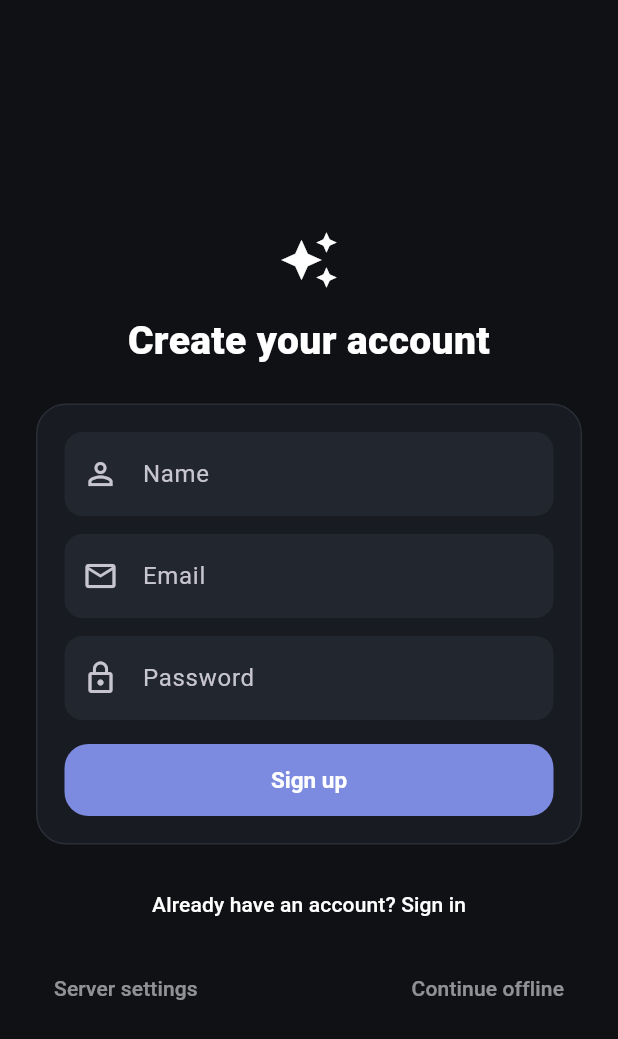
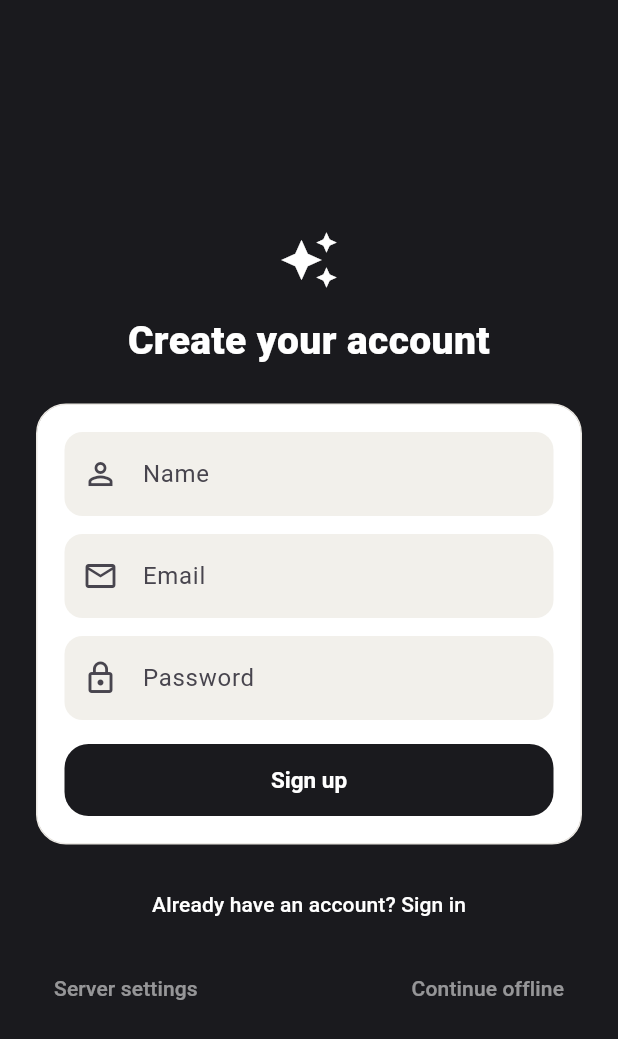
Before and after one commit to gearupae/PA-APP, a Flutter app: the screen it shows after launch, on a phone screen of 412 x 824 dp. Shown: the top 1039 px of the screen. Run offline on Flutter 3.47's test engine with Material 3 defaults, Android fonts, the phone set to English and light mode, and no system bars; our stand-ins replace permission_handler, shared_preferences, speech_to_text, wakelock_plus.

Commit message:
style(mobile): light reference palette in soft-lilac/violet
Back to the liked light aesthetic (black header, black "Action needed"
card, white shadowed cards, grey pill tags, pastel bottom bar, red mic)
but recoloured from blue to a soft lilac/violet family: lilac bottom
bar, violet icon chips and accents. Reverts the dark fills on the hero,
profile header and auth background.

Co-Authored-By: Claude Opus 4.8 <noreply@anthropic.com>

```diff
--- a/apps/mobile/lib/main.dart
+++ b/apps/mobile/lib/main.dart
@@ -26,7 +26,7 @@ class PaApp extends StatelessWidget {
     return MaterialApp(
       title: 'PA-APP',
       debugShowCheckedModeBanner: false,
-      theme: AppTheme.dark(),
+      theme: AppTheme.light(),
       home: RootGate(state: state, store: store),
     );
   }
--- a/apps/mobile/lib/screens/auth_screen.dart
+++ b/apps/mobile/lib/screens/auth_screen.dart
@@ -85,7 +85,7 @@ class _AuthScreenState extends State<AuthScreen> {
   @override
   Widget build(BuildContext context) {
     return Scaffold(
-      backgroundColor: AppColors.bg,
+      backgroundColor: AppColors.ink,
       body: SafeArea(
         child: Center(
           child: SingleChildScrollView(
--- a/apps/mobile/lib/screens/dashboard_screen.dart
+++ b/apps/mobile/lib/screens/dashboard_screen.dart
@@ -56,8 +56,15 @@ class DashboardScreen extends StatelessWidget {
   Widget _actionNeeded(int reminders, int todos) => Container(
         padding: const EdgeInsets.all(20),
         decoration: BoxDecoration(
-          color: AppColors.accentSoft,
+          color: AppColors.ink,
           borderRadius: BorderRadius.circular(AppTheme.radius),
+          boxShadow: [
+            BoxShadow(
+              color: AppColors.ink.withValues(alpha: 0.22),
+              blurRadius: 20,
+              offset: const Offset(0, 10),
+            ),
+          ],
         ),
         child: Row(
           children: [
@@ -67,14 +74,16 @@ class DashboardScreen extends StatelessWidget {
                 children: [
                   const Text('Action needed',
                       style: TextStyle(
-                          color: AppColors.ink,
+                          color: Colors.white,
                           fontSize: 19,
                           fontWeight: FontWeight.w800,
                           letterSpacing: -0.3)),
                   const SizedBox(height: 5),
                   Text(
                     '$reminders reminders · $todos to-dos',
-                    style: const TextStyle(color: AppColors.slate, fontSize: 14),
+                    style: TextStyle(
+                        color: Colors.white.withValues(alpha: 0.72),
+                        fontSize: 14),
                   ),
                 ],
               ),
@@ -82,8 +91,8 @@ class DashboardScreen extends StatelessWidget {
             Container(
               width: 40,
               height: 40,
-              decoration: const BoxDecoration(
-                color: AppColors.accent,
+              decoration: BoxDecoration(
+                color: Colors.white.withValues(alpha: 0.16),
                 shape: BoxShape.circle,
               ),
               child: const Icon(Icons.arrow_forward,
--- a/apps/mobile/lib/screens/profile_screen.dart
+++ b/apps/mobile/lib/screens/profile_screen.dart
@@ -23,9 +23,8 @@ class ProfileScreen extends StatelessWidget {
           Container(
             padding: const EdgeInsets.all(18),
             decoration: BoxDecoration(
-              color: AppColors.accentSoft,
+              color: AppColors.ink,
               borderRadius: BorderRadius.circular(AppTheme.radius),
-              border: Border.all(color: AppColors.line),
             ),
             child: Row(
               children: [
--- a/apps/mobile/lib/theme/app_theme.dart
+++ b/apps/mobile/lib/theme/app_theme.dart
@@ -1,44 +1,44 @@
 import 'package:flutter/material.dart';
 import 'package:flutter/services.dart';
 
-/// Calm, dark "soft-UI" palette: deep near-black canvas, softly raised dark
-/// cards, one subtle indigo accent, muted coral reserved for recording.
+/// Light, airy palette in the reference style — black header, white cards,
+/// grey pill tags, a soft pastel bottom bar and a red voice button — but in a
+/// fresh soft-lilac/violet colour family instead of blue.
 class AppColors {
-  static const seed = Color(0xFF7C8AE0); // soft indigo (bright for dark)
-  static const bg = Color(0xFF0F1115); // deep canvas
-  static const surface = Color(0xFF181B21); // cards
-  static const surfaceAlt = Color(0xFF22262E); // chips, tiles, inputs, panels
-  static const ink = Color(0xFFECEDF1); // primary text + icons (light)
-  static const inkSoft = Color(0xFFC7CAD2);
+  static const seed = Color(0xFF6E5FC6); // soft violet — drives M3 widgets
+  static const bg = Color(0xFFF5F4F2); // warm off-white canvas
+  static const surface = Colors.white;
+  static const surfaceAlt = Color(0xFFF2F0EB); // tiles, inputs, chips, ring
+  static const ink = Color(0xFF1A1A1E); // header, hero, text, buttons
+  static const inkSoft = Color(0xFF2E2C33);
 
-  static const accent = Color(0xFF7C8AE0); // soft indigo (single accent)
-  static const accentSoft = Color(0xFF242941); // indigo-tinted dark surface
-  static const red = Color(0xFFE07A68); // muted coral — record only
+  static const accent = Color(0xFF6E5FC6); // soft violet (single accent)
+  static const accentSoft = Color(0xFFECEAF8); // violet tint surface
+  static const red = Color(0xFFD2473D); // voice / record
 
-  static const navBg = Color(0xFF15181E);
-  static const navPill = Color(0xFF2B3150);
-  static const tag = Color(0xFF262A32);
-  static const line = Color(0xFF2A2E36);
+  static const navBg = Color(0xFFE9E6F4); // soft lilac bottom bar
+  static const navPill = Color(0xFFD7D0EE); // lilac selected pill
+  static const tag = Color(0xFFECEAE6); // warm grey pill tags
+  static const line = Color(0xFFECE9E4); // light hairline
 
-  static const slate = Color(0xFF9A9EA8); // muted light-grey text
-  static const income = Color(0xFF5CB894);
-  static const expense = Color(0xFFE07A68);
-  static const violet = Color(0xFF9B8EE6);
-  static const teal = Color(0xFF4FB3B3);
-  static const amber = Color(0xFFD9A54A);
+  static const slate = Color(0xFF6E6E76); // muted text
+  static const income = Color(0xFF2E9E73);
+  static const expense = Color(0xFFD2473D);
+  static const violet = Color(0xFF6E5FC6);
+  static const teal = Color(0xFF2E9393);
+  static const amber = Color(0xFFBF8A2E);
 
-  // Chart categories keep colour (needed to separate series), tuned for dark.
   static const categoryColors = <String, Color>{
-    'Food': Color(0xFFE59B63),
-    'Fuel': Color(0xFF7C8AE0),
-    'Bills': Color(0xFF9B8EE6),
-    'Shopping': Color(0xFFDE8FB4),
-    'Groceries': Color(0xFF5CB894),
-    'Transport': Color(0xFF4FB3B3),
-    'Entertainment': Color(0xFFD9A54A),
-    'Health': Color(0xFFE38578),
-    'Transfers': Color(0xFF9199A6),
-    'Other': Color(0xFF8A8F99),
+    'Food': Color(0xFFD9733F),
+    'Fuel': Color(0xFF5A7FC2),
+    'Bills': Color(0xFF6E5FC6),
+    'Shopping': Color(0xFFC24E86),
+    'Groceries': Color(0xFF2E9E73),
+    'Transport': Color(0xFF2E9393),
+    'Entertainment': Color(0xFFBF8A2E),
+    'Health': Color(0xFFCF5450),
+    'Transfers': Color(0xFF8A8A92),
+    'Other': Color(0xFFABABA2),
   };
 
   static Color forCategory(String c) =>
@@ -46,15 +46,11 @@ class AppColors {
 }
 
 class AppTheme {
-  static ThemeData dark() {
+  static ThemeData light() {
     final scheme = ColorScheme.fromSeed(
       seedColor: AppColors.seed,
-      brightness: Brightness.dark,
-    ).copyWith(
-      surface: AppColors.surface,
-      primary: AppColors.accent,
-      onSurface: AppColors.ink,
-    );
+      brightness: Brightness.light,
+    ).copyWith(surface: AppColors.surface, primary: AppColors.accent);
 
     final base = ThemeData(
       useMaterial3: true,
@@ -76,29 +72,30 @@ class AppTheme {
 
     return base.copyWith(
       textTheme: text,
+      // Black header, like the reference.
       appBarTheme: const AppBarTheme(
-        backgroundColor: AppColors.bg,
-        surfaceTintColor: Colors.transparent,
-        foregroundColor: AppColors.ink,
+        backgroundColor: AppColors.ink,
+        surfaceTintColor: AppColors.ink,
+        foregroundColor: Colors.white,
         elevation: 0,
         scrolledUnderElevation: 0,
         centerTitle: false,
         systemOverlayStyle: SystemUiOverlayStyle.light,
         titleTextStyle: TextStyle(
-          color: AppColors.ink,
-          fontSize: 28,
+          color: Colors.white,
+          fontSize: 27,
           fontWeight: FontWeight.w800,
-          letterSpacing: -0.6,
+          letterSpacing: -0.5,
         ),
-        iconTheme: IconThemeData(color: AppColors.ink),
+        iconTheme: IconThemeData(color: Colors.white),
       ),
       cardTheme: CardThemeData(
         color: AppColors.surface,
-        elevation: 0,
+        elevation: 6,
+        shadowColor: Colors.black.withValues(alpha: 0.08),
         surfaceTintColor: Colors.transparent,
         shape: RoundedRectangleBorder(
-          borderRadius: BorderRadius.circular(28),
-          side: const BorderSide(color: AppColors.line),
+          borderRadius: BorderRadius.circular(26),
         ),
         margin: EdgeInsets.zero,
       ),
@@ -115,22 +112,22 @@ class AppTheme {
                 ? FontWeight.w700
                 : FontWeight.w500,
             color: states.contains(WidgetState.selected)
-                ? AppColors.accent
-                : AppColors.slate,
+                ? AppColors.ink
+                : const Color(0xFF6B6978),
           ),
         ),
         iconTheme: WidgetStateProperty.resolveWith(
           (states) => IconThemeData(
             size: 26,
             color: states.contains(WidgetState.selected)
-                ? AppColors.accent
-                : AppColors.slate,
+                ? AppColors.ink
+                : const Color(0xFF6B6978),
           ),
         ),
       ),
       filledButtonTheme: FilledButtonThemeData(
         style: FilledButton.styleFrom(
-          backgroundColor: AppColors.accent,
+          backgroundColor: AppColors.ink,
           foregroundColor: Colors.white,
           shape:
               RoundedRectangleBorder(borderRadius: BorderRadius.circular(16)),
@@ -141,16 +138,20 @@ class AppTheme {
       chipTheme: base.chipTheme.copyWith(
         backgroundColor: AppColors.surfaceAlt,
         selectedColor: AppColors.accent,
-        labelStyle: const TextStyle(color: AppColors.ink),
         side: BorderSide.none,
         shape: RoundedRectangleBorder(borderRadius: BorderRadius.circular(12)),
       ),
-      switchTheme: base.switchTheme,
     );
   }
 
-  static const radius = 28.0;
+  static const radius = 26.0;
   static const pagePad = EdgeInsets.fromLTRB(16, 8, 16, 24);
 
-  static List<BoxShadow> get cardShadow => const [];
+  static List<BoxShadow> get cardShadow => [
+        BoxShadow(
+          color: Colors.black.withValues(alpha: 0.07),
+          blurRadius: 20,
+          offset: const Offset(0, 8),
+        ),
+      ];
 }
```
